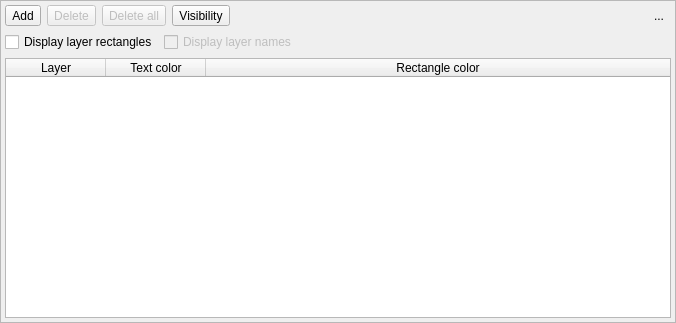
Above: libs/libgui/ui/widgets/layersconfigwidget.ui from pgmodeler/pgmodeler before the change. Below: the same form after it.
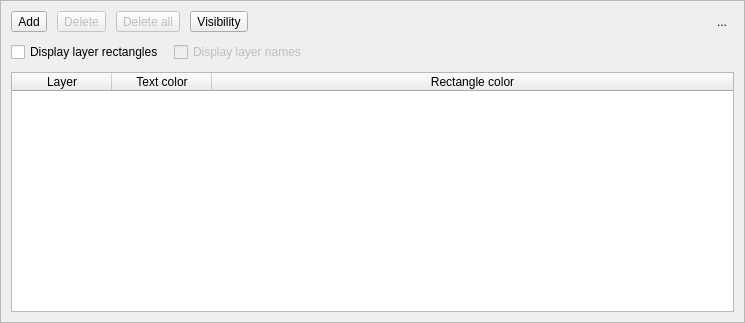
That is the form after the change. Icons and pictures are not drawn.

Commit message: Tool buttons resizes and layout spacing adjustments

The edit to the form file:
```diff
--- a/libs/libgui/ui/widgets/layersconfigwidget.ui
+++ b/libs/libgui/ui/widgets/layersconfigwidget.ui
@@ -6,7 +6,7 @@
    <rect>
     <x>0</x>
     <y>0</y>
-    <width>676</width>
+    <width>745</width>
     <height>323</height>
    </rect>
   </property>
@@ -29,6 +29,9 @@
    <bool>true</bool>
   </property>
   <layout class="QVBoxLayout" name="verticalLayout">
+   <property name="spacing">
+    <number>10</number>
+   </property>
    <property name="leftMargin">
     <number>0</number>
    </property>
@@ -57,16 +60,19 @@
      </property>
      <layout class="QGridLayout" name="gridLayout">
       <property name="leftMargin">
-       <number>4</number>
+       <number>10</number>
       </property>
       <property name="topMargin">
-       <number>4</number>
+       <number>10</number>
       </property>
       <property name="rightMargin">
-       <number>4</number>
+       <number>10</number>
       </property>
       <property name="bottomMargin">
-       <number>4</number>
+       <number>10</number>
+      </property>
+      <property name="spacing">
+       <number>10</number>
       </property>
       <item row="0" column="0">
        <widget class="QToolButton" name="add_tb">
@@ -97,8 +103,8 @@
         </property>
         <property name="iconSize">
          <size>
-          <width>22</width>
-          <height>22</height>
+          <width>32</width>
+          <height>32</height>
          </size>
         </property>
         <property name="shortcut">
@@ -141,8 +147,8 @@
         </property>
         <property name="iconSize">
          <size>
-          <width>22</width>
-          <height>22</height>
+          <width>32</width>
+          <height>32</height>
          </size>
         </property>
         <property name="checkable">
@@ -191,8 +197,8 @@
         </property>
         <property name="iconSize">
          <size>
-          <width>22</width>
-          <height>22</height>
+          <width>32</width>
+          <height>32</height>
          </size>
         </property>
         <property name="shortcut">
@@ -338,8 +344,8 @@
         </property>
         <property name="iconSize">
          <size>
-          <width>22</width>
-          <height>22</height>
+          <width>32</width>
+          <height>32</height>
          </size>
         </property>
         <property name="shortcut">
@@ -353,7 +359,7 @@
         </property>
        </widget>
       </item>
-      <item row="1" column="0" colspan="5">
+      <item row="1" column="0" colspan="6">
        <layout class="QHBoxLayout" name="horizontalLayout">
         <item>
          <widget class="QCheckBox" name="toggle_layers_rects_chk">
```
The commit also changes 26 other files.
